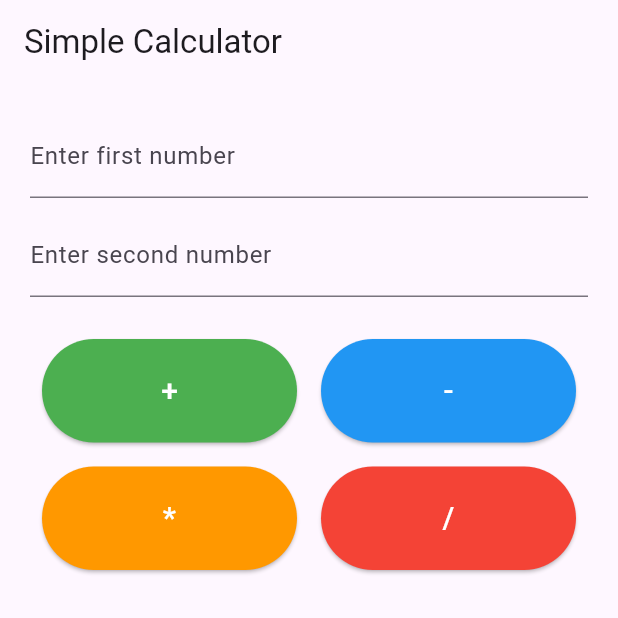
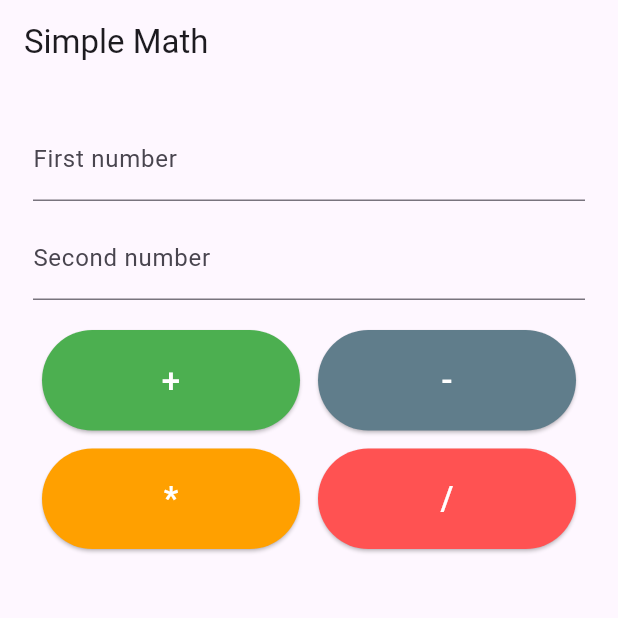
Before and after one commit to manjeet13804/byte_input_calculator, a Flutter app: the screen it shows after launch, on a phone screen of 412 x 824 dp, the top half of it. Run offline on Flutter 3.47's test engine with Material 3 defaults, Android fonts, the phone set to English and light mode, and no system bars; our stand-ins replace flutter_riverpod.

Commit message:
second commit

```diff
--- a/lib/main.dart
+++ b/lib/main.dart
@@ -1,84 +1,88 @@
 import 'package:flutter/material.dart';
+import 'package:flutter_riverpod/flutter_riverpod.dart';
+
+class MathResultController extends StateNotifier<String> {
+  MathResultController() : super('');
+
+  void doMath(String op, String val1, String val2) {
+    final a = double.tryParse(val1);
+    final b = double.tryParse(val2);
+
+    if (a == null || b == null) {
+      state = '⚠️ Enter valid numbers';
+      return;
+    }
+
+    switch (op) {
+      case '+':
+        state = 'Result = ${a + b}';
+        break;
+      case '-':
+        state = 'Result = ${a - b}';
+        break;
+      case '*':
+        state = 'Result = ${a * b}';
+        break;
+      case '/':
+        if (b == 0) {
+          state = '🚫 Can\'t divide by 0';
+        } else {
+          state = 'Result = ${a / b}';
+        }
+        break;
+      default:
+        state = 'Unknown operation';
+    }
+  }
+}
+
+final mathResultProvider = StateNotifierProvider<MathResultController, String>((
+  ref,
+) {
+  return MathResultController();
+});
 
 void main() {
-  runApp(CalculatorApp());
+  runApp(const ProviderScope(child: MyCalcApp()));
 }
 
-class CalculatorApp extends StatelessWidget {
+class MyCalcApp extends StatelessWidget {
+  const MyCalcApp({super.key});
+
   @override
   Widget build(BuildContext context) {
     return MaterialApp(
-      title: 'Flutter Calculator',
-      theme: ThemeData(primarySwatch: Colors.blue),
-      home: CalculatorHomePage(),
+      title: 'Basic Calc',
       debugShowCheckedModeBanner: false,
+      theme: ThemeData(primarySwatch: Colors.deepPurple),
+      home: CalculatorScreen(),
     );
   }
 }
 
-class CalculatorHomePage extends StatefulWidget {
-  @override
-  _CalculatorHomePageState createState() => _CalculatorHomePageState();
-}
+class CalculatorScreen extends ConsumerWidget {
+  CalculatorScreen({super.key});
 
-class _CalculatorHomePageState extends State<CalculatorHomePage> {
-  final TextEditingController _controller1 = TextEditingController();
-  final TextEditingController _controller2 = TextEditingController();
+  final _inputOne = TextEditingController();
+  final _inputTwo = TextEditingController();
 
-  String _result = '';
-
-  void _calculate(String operator) {
-    double? num1 = double.tryParse(_controller1.text);
-    double? num2 = double.tryParse(_controller2.text);
-
-    if (num1 == null || num2 == null) {
-      setState(() {
-        _result = 'Please enter valid numbers';
-      });
-      return;
-    }
-
-    double res;
-    switch (operator) {
-      case '+':
-        res = num1 + num2;
-        break;
-      case '-':
-        res = num1 - num2;
-        break;
-      case '*':
-        res = num1 * num2;
-        break;
-      case '/':
-        if (num2 == 0) {
-          _result = 'Cannot divide by zero';
-          setState(() {});
-          return;
-        }
-        res = num1 / num2;
-        break;
-      default:
-        res = 0;
-    }
-
-    setState(() {
-      _result = 'Result: $res';
-    });
-  }
-
-  Widget _buildButton(String text, Color color) {
+  Widget actionButton(String op, Color tint, WidgetRef ref) {
     return Expanded(
       child: Padding(
-        padding: const EdgeInsets.all(8.0),
+        padding: const EdgeInsets.symmetric(horizontal: 6.0),
         child: ElevatedButton(
-          onPressed: () => _calculate(text),
           style: ElevatedButton.styleFrom(
-            backgroundColor: color,
-            padding: EdgeInsets.symmetric(vertical: 20),
+            backgroundColor: tint,
+            padding: const EdgeInsets.symmetric(vertical: 18),
           ),
+          onPressed: () {
+            ref
+                .read(mathResultProvider.notifier)
+                .doMath(op, _inputOne.text, _inputTwo.text);
+          },
           child: Text(
-            text,
-            style: TextStyle(fontSize: 20, color: Colors.white),
+            op,
+            style: const TextStyle(fontSize: 22, color: Colors.white),
           ),
         ),
       ),
@@ -86,41 +90,44 @@ class _CalculatorHomePageState extends State<CalculatorHomePage> {
   }
 
   @override
-  Widget build(BuildContext context) {
+  Widget build(BuildContext context, WidgetRef ref) {
+    final output = ref.watch(mathResultProvider);
+
     return Scaffold(
-      appBar: AppBar(title: Text('Simple Calculator')),
+      appBar: AppBar(title: const Text('Simple Math')),
       body: Padding(
-        padding: const EdgeInsets.all(20.0),
+        padding: const EdgeInsets.all(22.0),
         child: Column(
           children: [
             TextField(
-              controller: _controller1,
-              decoration: InputDecoration(labelText: 'Enter first number'),
+              controller: _inputOne,
               keyboardType: TextInputType.number,
+              decoration: const InputDecoration(labelText: 'First number'),
             ),
-            SizedBox(height: 10),
+            const SizedBox(height: 10),
             TextField(
-              controller: _controller2,
-              decoration: InputDecoration(labelText: 'Enter second number'),
+              controller: _inputTwo,
               keyboardType: TextInputType.number,
+              decoration: const InputDecoration(labelText: 'Second number'),
             ),
-            SizedBox(height: 20),
+            const SizedBox(height: 20),
             Row(
               children: [
-                _buildButton('+', Colors.green),
-                _buildButton('-', Colors.blue),
+                actionButton('+', Colors.green, ref),
+                actionButton('-', Colors.blueGrey, ref),
               ],
             ),
+            const SizedBox(height: 12),
             Row(
               children: [
-                _buildButton('*', Colors.orange),
-                _buildButton('/', Colors.red),
+                actionButton('*', Colors.amber.shade700, ref),
+                actionButton('/', Colors.redAccent, ref),
               ],
             ),
-            SizedBox(height: 30),
+            const SizedBox(height: 28),
             Text(
-              _result,
-              style: TextStyle(fontSize: 24, fontWeight: FontWeight.bold),
+              output,
+              style: const TextStyle(fontSize: 25, fontWeight: FontWeight.w600),
             ),
           ],
         ),
--- a/pubspec.yaml
+++ b/pubspec.yaml
@@ -34,6 +34,7 @@ dependencies:
   # The following adds the Cupertino Icons font to your application.
   # Use with the CupertinoIcons class for iOS style icons.
   cupertino_icons: ^1.0.8
+  flutter_riverpod: ^2.6.1
 
 dev_dependencies:
   flutter_test:
```
Also changed, not shown: pubspec.lock.
